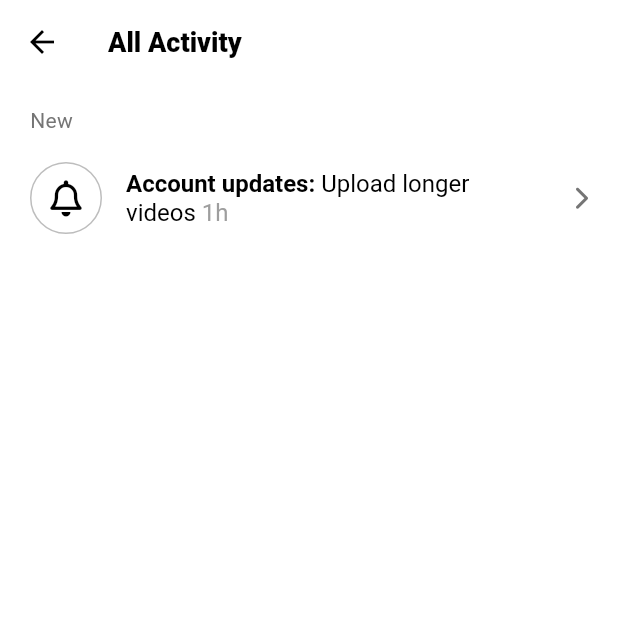
After one commit to thekuhn37/flutter_tiktokclone, a Flutter app: the screen it shows after launch, item 3 of the bottom bar chosen, after a tap on "Activity", on a phone screen of 412 x 824 dp, the top half of it. The commit adds this screen. Run offline on Flutter 3.47's test engine with Material 3 defaults, Android fonts, the phone set to English and light mode, and no system bars; our stand-ins replace font_awesome_flutter, video_player, visibility_detector; network calls fail.

Commit message:
10.1 RichText

```diff
--- a/lib/constants/sizes.dart
+++ b/lib/constants/sizes.dart
@@ -13,6 +13,7 @@ class Sizes {
   static const size12 = 12.0;
   static const size14 = 14.0;
   static const size16 = 16.0;
+  static const size18 = 18.0;
   static const size20 = 20.0;
   static const size24 = 24.0;
   static const size28 = 28.0;
--- /dev/null
+++ b/lib/features/inbox/activity_screen.dart
@@ -0,0 +1,87 @@
+import 'package:flutter/cupertino.dart';
+import 'package:flutter/material.dart';
+import 'package:font_awesome_flutter/font_awesome_flutter.dart';
+import 'package:tiktokclone/constants/gaps.dart';
+import 'package:tiktokclone/constants/sizes.dart';
+
+class ActivityScreen extends StatelessWidget {
+  const ActivityScreen({super.key});
+
+  @override
+  Widget build(BuildContext context) {
+    return Scaffold(
+      appBar: AppBar(
+        title: const Text("All Activity"),
+      ),
+      body: ListView(
+        // when you use real data, it's better to use listview.builder.
+        padding: const EdgeInsets.symmetric(
+          horizontal: Sizes.size20,
+        ),
+        // it is when you want to give padding to the ListView.
+        children: [
+          Gaps.v14,
+          Text(
+            'New',
+            style: TextStyle(
+              fontSize: Sizes.size14,
+              color: Colors.grey.shade600,
+            ),
+          ),
+          Gaps.v14,
+          ListTile(
+            contentPadding: EdgeInsets.zero,
+            leading: Container(
+              width: Sizes.size48,
+              decoration: BoxDecoration(
+                shape: BoxShape.circle,
+                color: Colors.white,
+                border: Border.all(
+                  color: Colors.grey.shade400,
+                  width: Sizes.size1,
+                ),
+              ),
+              child: const Center(
+                child: FaIcon(
+                  FontAwesomeIcons.bell,
+                  color: Colors.black,
+                ),
+              ),
+            ),
+            title: RichText(
+              text: TextSpan(
+                text: "Account updates:",
+                style: const TextStyle(
+                  fontWeight: FontWeight.w600,
+                  color: Colors.black,
+                  fontSize: Sizes.size16,
+                ),
+                children: [
+                  const TextSpan(
+                    text: " Upload longer videos",
+                    style: TextStyle(
+                      fontWeight: FontWeight.normal,
+                      color: Colors.black,
+                    ),
+                  ),
+                  TextSpan(
+                    text: " 1h",
+                    style: TextStyle(
+                      fontWeight: FontWeight.normal,
+                      color: Colors.grey.shade500,
+                    ),
+                  ),
+                ],
+              ),
+            ),
+            trailing: FaIcon(
+              FontAwesomeIcons.chevronRight,
+              color: Colors.grey.shade600,
+              size: Sizes.size16,
+            ),
+          )
+        ],
+      ),
+    );
+  }
+}
--- /dev/null
+++ b/lib/features/inbox/inbox_screen.dart
@@ -0,0 +1,100 @@
+import 'package:flutter/cupertino.dart';
+import 'package:flutter/material.dart';
+import 'package:font_awesome_flutter/font_awesome_flutter.dart';
+import 'package:tiktokclone/constants/sizes.dart';
+import 'package:tiktokclone/features/inbox/activity_screen.dart';
+import 'package:tiktokclone/features/onboarding/widgets/tutorialpage.dart';
+
+class InboxScreen extends StatelessWidget {
+  const InboxScreen({super.key});
+
+  void _onDMPressed() {}
+
+  void _onActivityTap(BuildContext context) {
+    Navigator.of(context).push(
+      MaterialPageRoute(
+        builder: (context) => const ActivityScreen(),
+      ),
+    );
+  }
+
+  @override
+  Widget build(BuildContext context) {
+    return Scaffold(
+      appBar: AppBar(
+        shadowColor: Colors.white,
+        surfaceTintColor: Colors.white,
+        elevation: 1,
+        title: const Text('Inbox'),
+        actions: [
+          IconButton(
+              splashColor: Colors.transparent,
+              highlightColor: Colors.transparent,
+              onPressed: _onDMPressed,
+              icon: const FaIcon(
+                FontAwesomeIcons.paperPlane,
+              ))
+        ],
+      ),
+      body: ListView(
+        // we can use 'ListView.separated' for the more detailed listtile decoration.
+        // but in this case, we need to create itembuilder, item number etc.
+        children: [
+          ListTile(
+            // selected: true,
+            onTap: () => _onActivityTap(context),
+            title: const Text(
+              'Activity',
+              style: TextStyle(
+                fontWeight: FontWeight.w600,
+                fontSize: Sizes.size16,
+              ),
+            ),
+            trailing: const FaIcon(
+              FontAwesomeIcons.chevronRight,
+              size: Sizes.size14,
+              color: Colors.black,
+            ),
+          ),
+          Container(
+            height: Sizes.size1,
+            color: Colors.grey.shade300,
+          ),
+          ListTile(
+            leading: Container(
+              width: Sizes.size48,
+              decoration: const BoxDecoration(
+                shape: BoxShape.circle,
+                color: Colors.blue,
+              ),
+              child: const Center(
+                child: FaIcon(
+                  FontAwesomeIcons.users,
+                  color: Colors.white,
+                ),
+              ),
+            ),
+            title: const Text(
+              'New Followers',
+              style: TextStyle(
+                fontWeight: FontWeight.w600,
+                fontSize: Sizes.size16,
+              ),
+            ),
+            subtitle: const Text(
+              'Messages from followers will appear hear',
+              style: TextStyle(
+                fontSize: Sizes.size12,
+              ),
+            ),
+            trailing: const FaIcon(
+              FontAwesomeIcons.chevronRight,
+              size: Sizes.size14,
+              color: Colors.black,
+            ),
+          ),
+        ],
+      ),
+    );
+  }
+}
--- a/lib/features/main_navigation/main_navigation_screen.dart
+++ b/lib/features/main_navigation/main_navigation_screen.dart
@@ -2,6 +2,7 @@ import 'package:flutter/material.dart';
 import 'package:font_awesome_flutter/font_awesome_flutter.dart';
 import 'package:tiktokclone/constants/gaps.dart';
 import 'package:tiktokclone/features/discover/discover_screen.dart';
+import 'package:tiktokclone/features/inbox/inbox_screen.dart';
 import 'package:tiktokclone/features/main_navigation/widgets/nav_tab.dart';
 import 'package:tiktokclone/features/main_navigation/widgets/post_video_button.dart';
 import 'package:tiktokclone/features/videos/video_timeline_screen.dart';
@@ -60,7 +61,7 @@ class _MainNavigationScreenState extends State<MainNavigationScreen> {
           ),
           Offstage(
             offstage: _selectedIndex == 3 ? false : true,
-            child: Container(),
+            child: const InboxScreen(),
           ),
           Offstage(
             offstage: _selectedIndex == 4 ? false : true,
--- a/lib/main.dart
+++ b/lib/main.dart
@@ -38,6 +38,8 @@ class TikTokApp extends StatelessWidget {
           ),
         ),
         useMaterial3: true,
+        splashColor: Colors.transparent,
+        highlightColor: Colors.transparent,
       ),
       home: const MainNavigationScreen(),
       // SignUpScreen()
```
